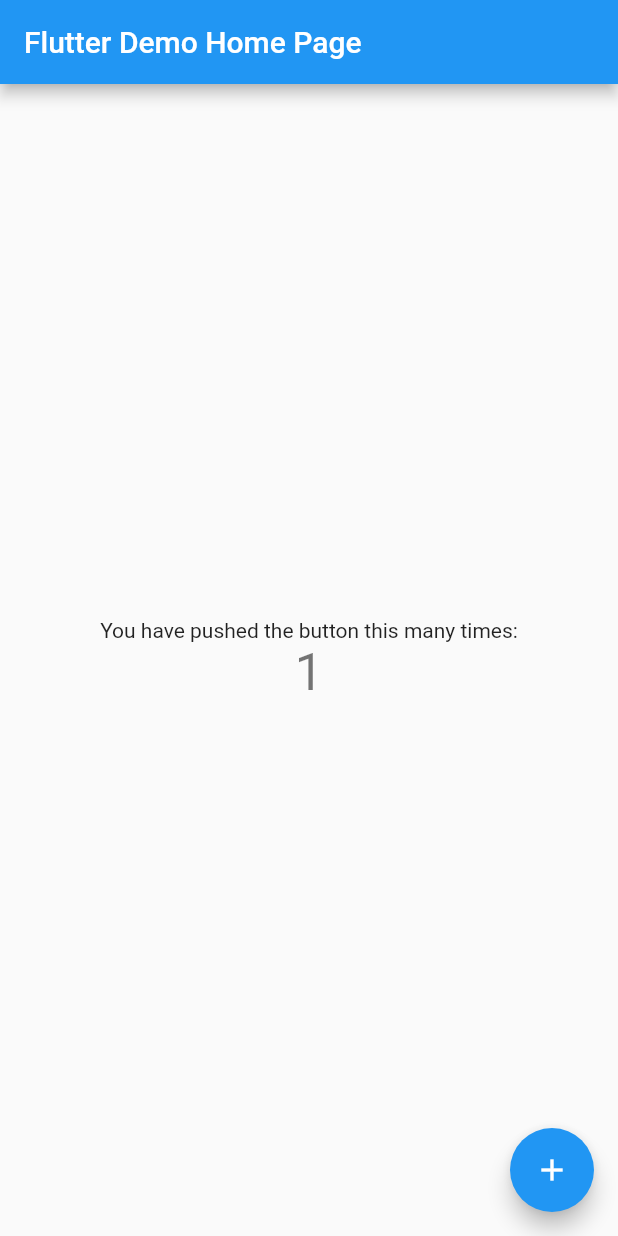
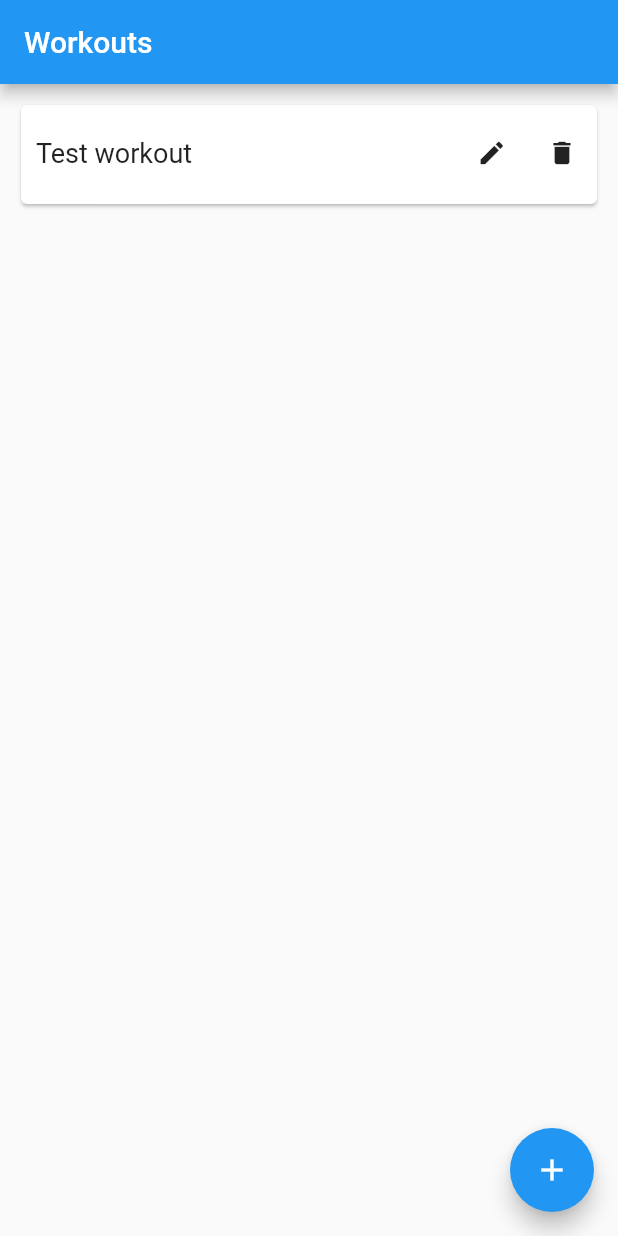
Before and after one commit to UlrikaHook/workout_creator, a Flutter app: the screen it shows after launch, after a tap on the "add" icon, on a phone screen of 412 x 824 dp. Run offline on Flutter 3.47's test engine with Material 2 defaults, Android fonts, the phone set to English and light mode, and no system bars; our stand-ins replace flutter_bloc.

Commit message:
Add basics  and bloc state management

```diff
--- /dev/null
+++ b/lib/blocs/workouts/workouts_bloc.dart
@@ -0,0 +1,31 @@
+import 'package:flutter_bloc/flutter_bloc.dart';
+import 'package:uuid/uuid.dart';
+import 'package:workout_creator/models/exercise.dart';
+import 'package:workout_creator/models/workout.dart';
+
+part 'workouts_state.dart';
+part 'workouts_event.dart';
+
+class WorkoutsBloc extends Bloc<WorkoutsEvent, WorkoutsState> {
+  WorkoutsBloc() : super(WorkoutsState(workouts: [])) {
+    on<AddWorkout>(
+        (AddWorkout event, emit) {
+          state.workouts.add(event.workout);
+          emit(state.update(workouts: state.workouts));
+        }
+    );
+    on<RemoveWorkout>(
+        (RemoveWorkout event, emit) {
+          state.workouts.removeWhere((workout) => workout.id == event.workout.id);
+          emit(state.update(workouts: state.workouts));
+        }
+    );
+    on<AddExercise>(
+        (AddExercise event, emit) {
+          Workout changedWorkout = state.workouts.firstWhere((workout) => workout.id == event.workoutId);
+          changedWorkout.exercises.add(event.exercise);
+          emit(state.update(workouts: state.workouts));
+        }
+    );
+  }
+}
--- /dev/null
+++ b/lib/blocs/workouts/workouts_event.dart
@@ -0,0 +1,30 @@
+part of 'workouts_bloc.dart';
+
+class WorkoutsEvent {}
+
+class AddWorkout extends WorkoutsEvent {
+  Workout workout;
+  AddWorkout({required this.workout});
+}
+
+class RemoveWorkout extends WorkoutsEvent {
+  Workout workout;
+  RemoveWorkout({required this.workout});
+}
+
+class AddExercise extends WorkoutsEvent {
+  Uuid workoutId;
+  Exercise exercise;
+  AddExercise({required this.workoutId, required this.exercise});
+}
+
+
+class RemoveExercise extends WorkoutsEvent {
+  Exercise exercise;
+  RemoveExercise({required this.exercise});
+}
+
+class EditExercise extends WorkoutsEvent {
+  Exercise exercise;
+  EditExercise({required this.exercise});
+}
--- /dev/null
+++ b/lib/blocs/workouts/workouts_state.dart
@@ -0,0 +1,11 @@
+part of 'workouts_bloc.dart';
+
+class WorkoutsState {
+  List<Workout> workouts;
+
+  WorkoutsState({required this.workouts});
+
+  WorkoutsState update({required List<Workout> workouts}) {
+    return WorkoutsState(workouts: workouts);
+  }
+}
--- a/lib/main.dart
+++ b/lib/main.dart
@@ -1,115 +1,23 @@
 import 'package:flutter/material.dart';
+import 'package:flutter_bloc/flutter_bloc.dart';
+import 'package:workout_creator/screens/workouts.dart';
+
+import 'blocs/workouts/workouts_bloc.dart';
 
 void main() {
-  runApp(const MyApp());
+  runApp(MultiBlocProvider(
+    providers: [
+      BlocProvider<WorkoutsBloc>(
+        create: (BuildContext context) => WorkoutsBloc(),
+      ),
+    ],
+    child: MaterialApp(
+      home: Workouts(),
+      routes: {
+        // '/add-workout': (context) => const AddWorkout(),
+        // '/edit-workout': (context) => const EditWorkout(),
+        //'/run-workout': (context) => const RunWorkout()
+      },
+    ),
+  ));
 }
-
-class MyApp extends StatelessWidget {
-  const MyApp({Key? key}) : super(key: key);
-
-  // This widget is the root of your application.
-  @override
-  Widget build(BuildContext context) {
-    return MaterialApp(
-      title: 'Flutter Demo',
-      theme: ThemeData(
-        // This is the theme of your application.
-        //
-        // Try running your application with "flutter run". You'll see the
-        // application has a blue toolbar. Then, without quitting the app, try
-        // changing the primarySwatch below to Colors.green and then invoke
-        // "hot reload" (press "r" in the console where you ran "flutter run",
-        // or simply save your changes to "hot reload" in a Flutter IDE).
-        // Notice that the counter didn't reset back to zero; the application
-        // is not restarted.
-        primarySwatch: Colors.blue,
-      ),
-      home: const MyHomePage(title: 'Flutter Demo Home Page'),
-    );
-  }
-}
-
-class MyHomePage extends StatefulWidget {
-  const MyHomePage({Key? key, required this.title}) : super(key: key);
-
-  // This widget is the home page of your application. It is stateful, meaning
-  // that it has a State object (defined below) that contains fields that affect
-  // how it looks.
-
-  // This class is the configuration for the state. It holds the values (in this
-  // case the title) provided by the parent (in this case the App widget) and
-  // used by the build method of the State. Fields in a Widget subclass are
-  // always marked "final".
-
-  final String title;
-
-  @override
-  State<MyHomePage> createState() => _MyHomePageState();
-}
-
-class _MyHomePageState extends State<MyHomePage> {
-  int _counter = 0;
-
-  void _incrementCounter() {
-    setState(() {
-      // This call to setState tells the Flutter framework that something has
-      // changed in this State, which causes it to rerun the build method below
-      // so that the display can reflect the updated values. If we changed
-      // _counter without calling setState(), then the build method would not be
-      // called again, and so nothing would appear to happen.
-      _counter++;
-    });
-  }
-
-  @override
-  Widget build(BuildContext context) {
-    // This method is rerun every time setState is called, for instance as done
-    // by the _incrementCounter method above.
-    //
-    // The Flutter framework has been optimized to make rerunning build methods
-    // fast, so that you can just rebuild anything that needs updating rather
-    // than having to individually change instances of widgets.
-    return Scaffold(
-      appBar: AppBar(
-        // Here we take the value from the MyHomePage object that was created by
-        // the App.build method, and use it to set our appbar title.
-        title: Text(widget.title),
-      ),
-      body: Center(
-        // Center is a layout widget. It takes a single child and positions it
-        // in the middle of the parent.
-        child: Column(
-          // Column is also a layout widget. It takes a list of children and
-          // arranges them vertically. By default, it sizes itself to fit its
-          // children horizontally, and tries to be as tall as its parent.
-          //
-          // Invoke "debug painting" (press "p" in the console, choose the
-          // "Toggle Debug Paint" action from the Flutter Inspector in Android
-          // Studio, or the "Toggle Debug Paint" command in Visual Studio Code)
-          // to see the wireframe for each widget.
-          //
-          // Column has various properties to control how it sizes itself and
-          // how it positions its children. Here we use mainAxisAlignment to
-          // center the children vertically; the main axis here is the vertical
-          // axis because Columns are vertical (the cross axis would be
-          // horizontal).
-          mainAxisAlignment: MainAxisAlignment.center,
-          children: <Widget>[
-            const Text(
-              'You have pushed the button this many times:',
-            ),
-            Text(
-              '$_counter',
-              style: Theme.of(context).textTheme.headline4,
-            ),
-          ],
-        ),
-      ),
-      floatingActionButton: FloatingActionButton(
-        onPressed: _incrementCounter,
-        tooltip: 'Increment',
-        child: const Icon(Icons.add),
-      ), // This trailing comma makes auto-formatting nicer for build methods.
-    );
-  }
-}
--- /dev/null
+++ b/lib/models/exercise.dart
@@ -0,0 +1,20 @@
+import 'package:uuid/uuid.dart';
+
+class Exercise {
+  Uuid id = const Uuid();
+  String name;
+  String? description;
+  int weight;
+  int sets;
+  int reps;
+  int rest;
+
+  Exercise({
+    required this.name,
+    this.description,
+    required this.weight,
+    required this.sets,
+    required this.reps,
+    required this.rest
+  });
+}
--- /dev/null
+++ b/lib/models/workout.dart
@@ -0,0 +1,10 @@
+import 'exercise.dart';
+import 'package:uuid/uuid.dart';
+
+class Workout {
+  Uuid id = const Uuid();
+  String name;
+  List<Exercise> exercises;
+
+  Workout({required this.name, required this.exercises});
+}
--- /dev/null
+++ b/lib/screens/workouts.dart
@@ -0,0 +1,90 @@
+import 'package:flutter/cupertino.dart';
+import 'package:flutter/material.dart';
+import 'package:flutter/painting.dart';
+import 'package:flutter_bloc/flutter_bloc.dart';
+import 'package:workout_creator/blocs/workouts/workouts_bloc.dart';
+import 'package:workout_creator/models/exercise.dart';
+import 'package:workout_creator/models/workout.dart';
+
+class Workouts extends StatelessWidget {
+  const Workouts({Key? key}) : super(key: key);
+
+  @override
+  Widget build(BuildContext context) {
+    return BlocBuilder<WorkoutsBloc, WorkoutsState>(
+        builder: (context, state) {
+          return Scaffold(
+            appBar: AppBar(
+              title: Text('Workouts'),
+            ),
+            body: Container(
+                margin: EdgeInsets.all(10.0),
+                child: ListView(
+                  children: state.workouts.map((workout) {
+                    return Card(
+                      clipBehavior: Clip.hardEdge,
+                      child: InkWell(
+                        onTap: () {
+                          print('tap');
+                        },
+                        child: Padding(
+                          padding: const EdgeInsets.fromLTRB(10.0, 8.0, 0.0, 10.0),
+                          child: Row(
+                            mainAxisAlignment: MainAxisAlignment.spaceBetween,
+                            children: [
+                              Expanded(
+                                child: Text(
+                                  workout.name,
+                                  style: const TextStyle(
+                                    fontSize: 18.0,
+                                  ),
+                                ),
+                                flex: 3
+                              ),
+                              Expanded(
+                                child: Row(
+                                  children: [
+                                    Expanded(
+                                      child: IconButton(
+                                        icon: const Icon(Icons.edit),
+                                        iconSize: 20.0,
+                                        onPressed: () {},
+                                      ),
+                                    ),
+                                    Expanded(
+                                      child: IconButton(
+                                        icon: const Icon(Icons.delete),
+                                        iconSize: 20.0,
+                                        onPressed: () {},
+                                      ),
+                                    ),
+                                  ]
+                                ),
+                                flex: 1,
+                              )
+                            ]
+                          ),
+                        ),
+                      )
+                    );
+                  }
+                ).toList())
+            ),
+            floatingActionButton: FloatingActionButton(
+              child: const Icon(Icons.add),
+              onPressed: () {
+                context.read<WorkoutsBloc>().add(AddWorkout(
+                    workout: Workout(
+                        name: 'Test workout',
+                        exercises: [
+                          Exercise(name: 'Bicepscurl', description: 'Maskin', weight: 20, sets: 3, reps: 10, rest: 30)
+                        ]
+                    )
+                ));
+              },
+            ),
+          );
+        }
+    );
+  }
+}
--- a/pubspec.yaml
+++ b/pubspec.yaml
@@ -34,6 +34,8 @@ dependencies:
   # The following adds the Cupertino Icons font to your application.
   # Use with the CupertinoIcons class for iOS style icons.
   cupertino_icons: ^1.0.2
+  uuid: ^4.1.0
+  flutter_bloc: ^8.1.3
 
 dev_dependencies:
   flutter_test:
```
Also changed, not shown: pubspec.lock.
